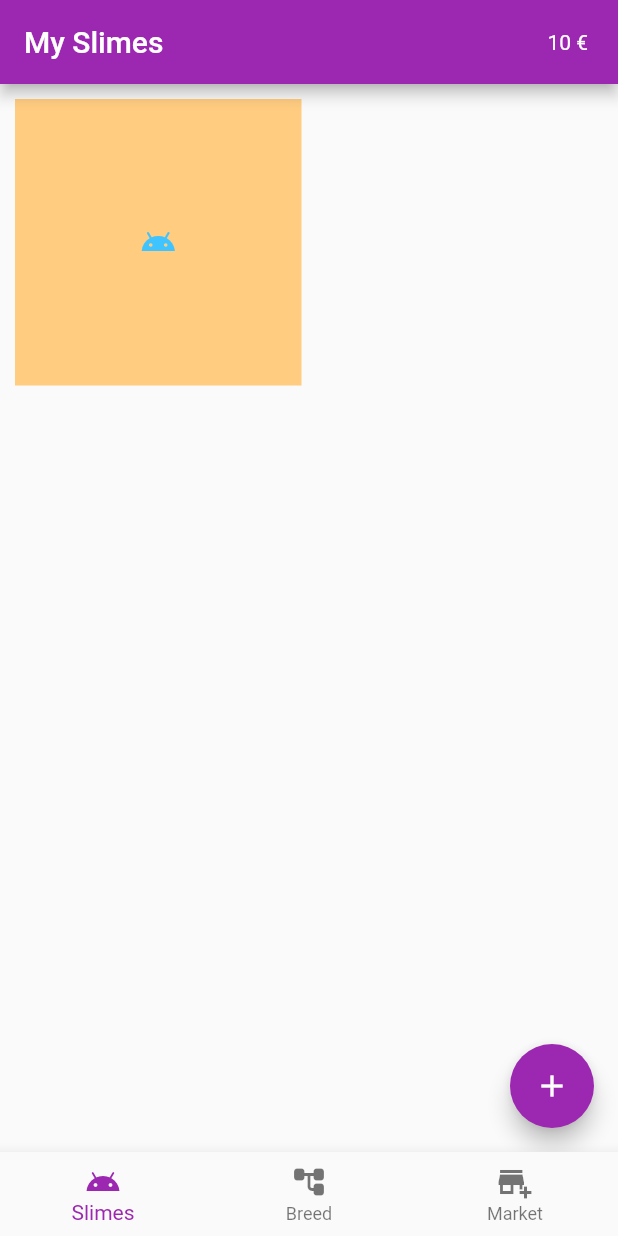
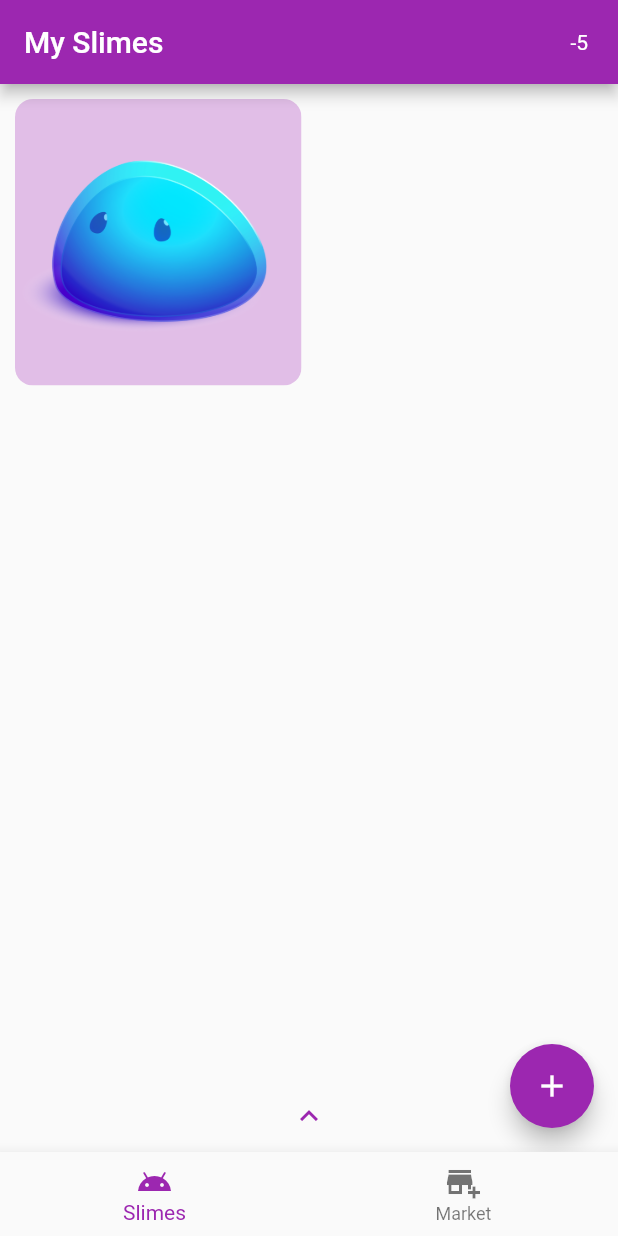
Before and after one commit to SalomeBrack/SlimeFarm, a Flutter app: the screen it shows after launch, after a tap on the "add" icon, on a phone screen of 412 x 824 dp. Run offline on Flutter 3.47's test engine with Material 2 defaults, Android fonts, the phone set to English and light mode, and no system bars; our stand-ins replace sqflite; accounts and stored records are empty.

Commit message:
Breeding

```diff
--- a/lib/Page/market_page.dart
+++ b/lib/Page/market_page.dart
@@ -50,9 +50,11 @@ class _MarkedPageState extends State<MarkedPage> {
               value: _sinceLastRefreshed.inMilliseconds / _waitingTime.inMilliseconds,
             ),
         tooltip: 'Refresh',
-        onPressed: () {
+        onPressed: () async {
           if (_sinceLastRefreshed >= _waitingTime) {
             refreshMarket();
+
+
           }
         },
       ),
--- a/lib/Page/navigation_page.dart
+++ b/lib/Page/navigation_page.dart
@@ -1,7 +1,8 @@
 import 'package:flutter/material.dart';
+import 'package:slime_farm/Shared/money.dart';
 import 'package:slime_farm/Page/slimes_page.dart';
-import 'package:slime_farm/Page/breeding_page.dart';
 import 'package:slime_farm/Page/market_page.dart';
+import 'package:slime_farm/Shared/navigation.dart';
 
 class NavigationPage extends StatefulWidget {
   @override
@@ -9,21 +10,21 @@ class NavigationPage extends StatefulWidget {
 }
 
 class _NavigationPageState extends State<NavigationPage> {
-  int _selectedIndex = 0;
+  NavigationNotifier navigation = NavigationNotifier();
+
   List<Widget> _widgetOptions = <Widget>[
     SlimesPage(),
-    BreedingPage(),
     MarkedPage(),
   ];
+
   List<String> _appbarOptions = <String>[
     'My Slimes',
-    'Breeding',
     'Market',
   ];
 
   void _onItemTap(int index) {
     setState(() {
-      _selectedIndex = index;
+      navigation.changePage(index);
     });
   }
 
@@ -32,18 +33,25 @@ class _NavigationPageState extends State<NavigationPage> {
     return Scaffold(
       appBar: AppBar(
         title: Text(
-          _appbarOptions.elementAt(_selectedIndex),
+          _appbarOptions.elementAt(NavigationNotifier.page.value),
         ),
         actions: <Widget>[
           Padding(
             padding: EdgeInsets.only(right: 20),
-            child: Center(child: Text('10 €'),),
+            child: Center(
+              child: ValueListenableBuilder(
+                valueListenable: MoneyNotifier.balance,
+                builder: (context, value, child) {
+                  return Text('${MoneyNotifier.balance.value}');
+                },
+              ),
+            ),
           ),
         ],
       ),
       body: IndexedStack(
         children: _widgetOptions,
-        index: _selectedIndex,
+        index: NavigationNotifier.page.value,
       ),
       bottomNavigationBar: BottomNavigationBar(
         items: const <BottomNavigationBarItem>[
@@ -52,15 +60,11 @@ class _NavigationPageState extends State<NavigationPage> {
             label: 'Slimes',
           ),
           BottomNavigationBarItem(
-            icon: Icon(Icons.account_tree_rounded),
-            label: 'Breed',
-          ),
-          BottomNavigationBarItem(
             icon: Icon(Icons.add_business),
             label: 'Market',
           ),
         ],
-        currentIndex: _selectedIndex,
+        currentIndex: NavigationNotifier.page.value,
         onTap: _onItemTap,
         type: BottomNavigationBarType.fixed,
       ),
--- a/lib/Page/slimes_page.dart
+++ b/lib/Page/slimes_page.dart
@@ -1,18 +1,26 @@
 import 'package:flutter/material.dart';
+import 'package:slime_farm/Shared/money.dart';
 import 'package:slime_farm/Database/slimes_database.dart';
 import 'package:slime_farm/Model/slime_model.dart';
-import 'package:slime_farm/Widget/slime_card.dart';
+import 'package:slime_farm/Shared/navigation.dart';
+import 'package:slime_farm/Widget/slime.dart';
 import 'dart:math';
 
 class SlimesPage extends StatefulWidget {
   @override
-  _SlimesPageState createState() => _SlimesPageState();
+  SlimesPageState createState() => SlimesPageState();
 }
 
-class _SlimesPageState extends State<SlimesPage> {
+class SlimesPageState extends State<SlimesPage> {
+  MoneyNotifier moneyNotifier = MoneyNotifier();
+  NavigationNotifier navigation = NavigationNotifier();
   late List<Slime> slimes;
   bool isLoading = false;
   double _gridSpacing = 10;
+  bool _dragMode = false;
+
+  Slime? slimeA;
+  Slime? slimeB;
 
   @override
   void initState() {
@@ -28,31 +36,170 @@ class _SlimesPageState extends State<SlimesPage> {
 
   @override
   Widget build(BuildContext context) {
-    return Scaffold(
+    return Column(
+      children: [
+        Container(color: Colors.purple, width: double.infinity),
+
+        /// Slimes Fenster
+        Expanded(
+          child: Scaffold(
             body: isLoading
                 ? Center(child: CircularProgressIndicator())
                 : slimes.isEmpty
-          ? Center(child: Text('No Slimes'))
-          : GridView.extent(
-              maxCrossAxisExtent: 200,
+                ? Center(child: Text('Buy Slimes'))
+                : Stack(children: [
+
+                  /// Liste mit Slimes und Pfeil
+                  GridView.extent(
+                    maxCrossAxisExtent: 220,
                     mainAxisSpacing: _gridSpacing,
                     crossAxisSpacing: _gridSpacing,
                     padding: EdgeInsets.all(_gridSpacing),
+                    children: List.generate(slimes.length, (index) => _dragMode
 
-              children: List.generate(slimes.length, (index) => Stack(
-                children: [SlimeCard(slime: slimes[index])],
-              )),
+                      /// Dragbare Items
+                      ? Draggable<Slime>(
+                        child: slimeCard(slimes[index]),
+                        childWhenDragging: cardWidget(),
+                        feedback: Container(
+                          width: 150,
+                          child: slimeWidget(slimes[index]),
+                        ),
+                        data: slimes[index],
+                      )
+
+                      /// Klickbare Items
+                      : GestureDetector(
+                        child: slimeCard(slimes[index]),
+                        onTap: () {
+                          Navigator.of(context).pushNamed('/slime', arguments: slimes[index].id);
+                        },
+                      ),
+                    ),
                   ),
 
+                  /// Pfeil zum Drag-Menü öffnen
+                  Align(
+                    alignment: Alignment.bottomCenter,
+                    child: TextButton(
+                      onPressed: () { setState(() { _dragMode = !_dragMode; }); },
+                      child: Icon(_dragMode ? Icons.keyboard_arrow_down : Icons.keyboard_arrow_up),
+                    ),
+                  ),
+                ]),
+
+            /// Add Slime Button
             floatingActionButton: FloatingActionButton(
               child: Icon(Icons.add),
-        tooltip: 'Buy',
-        onPressed: () { addSlime(); },
+              tooltip: 'Buy Random',
+              onPressed: () {
+                buyRandomSlime();
+              },
             ),
+          ),
+        ),
+
+        /// Breeding Fenster
+        AnimatedContainer(
+          duration: Duration(milliseconds: 600),
+          width: double.infinity,
+          height: _dragMode ? 200 : 0,
+          color: Colors.purple.shade300,
+          curve: Curves.linearToEaseOut,
+          child: Column(
+            children: [
+              Spacer(),
+
+              Row(
+                children: [
+                  Spacer(),
+
+                  /// Slime A
+                  DragTarget<Slime>(
+                    builder: (
+                        BuildContext context,
+                        List<dynamic> accepted,
+                        List<dynamic> rejected,
+                        ) {
+                      return Container(
+                        height: 100,
+                        width: 100,
+                        child:  slimeA == null ? cardWidget() : slimeCard(slimeA!),
+                      );
+                    },
+                    onAccept: (Slime data) {
+                      setState(() {
+                        slimeA = data;
+                      });
+                    },
+                  ),
+
+                  /// Breeting Button
+                  Padding(
+                    padding: EdgeInsets.only(left: 10, right: 10),
+                    child: ElevatedButton(
+                      child: Icon(Icons.favorite),
+                      onPressed: () {
+                        if (slimeA != null && slimeB != null) {
+                          breedSlime(slimeA!.colorGeneA, slimeB!.colorGeneA);
+                        }
+                      },
+                    ),
+                  ),
+
+                  /// Slime B
+                  DragTarget<Slime>(
+                    builder: (
+                        BuildContext context,
+                        List<dynamic> accepted,
+                        List<dynamic> rejected,
+                        ) {
+                      return Container(
+                        height: 100,
+                        width: 100,
+                        child: slimeB == null ? cardWidget() : slimeCard(slimeB!),
+                      );
+                    },
+                    onAccept: (Slime data) {
+                      setState(() {
+                        slimeB = data;
+                      });
+                    },
+                  ),
+
+                  Spacer(),
+                ],
+              ),
+
+              Spacer(),
+            ],
+          ),
+        ),
+      ],
     );
   }
 
-  void addSlime() async {
+  void breedSlime(int colorIndexA, int colorIndexB) async {
+    Random random = Random();
+    int colorGene;
+    if (random.nextInt(2) == 0) {
+      colorGene = colorIndexA;
+    } else {
+      colorGene = colorIndexB;
+    }
+
+    final slime = Slime(
+        timestamp: DateTime.now(),
+        colorGeneA: colorGene,
+        colorGeneB: 0
+    );
+
+    await SlimesDatabase.instance.create(slime);
+
+    refreshSlimes();
+  }
+
+  void buyRandomSlime() async {
     Random random = Random();
 
     final slime = Slime(
@@ -63,6 +210,8 @@ class _SlimesPageState extends State<SlimesPage> {
 
     await SlimesDatabase.instance.create(slime);
 
+    moneyNotifier.subtractMoney(5);
+
     refreshSlimes();
   }
 
--- /dev/null
+++ b/lib/Shared/money.dart
@@ -0,0 +1,17 @@
+import 'package:flutter/material.dart';
+
+class MoneyNotifier {
+  static ValueNotifier<int> balance = ValueNotifier(0);
+
+  void addMoney(int x) {
+    balance.value += x;
+  }
+
+  void subtractMoney(int x) {
+    balance.value -= x;
+  }
+
+  void setMoney(int x) {
+    balance.value = x;
+  }
+}
--- /dev/null
+++ b/lib/Shared/navigation.dart
@@ -0,0 +1,9 @@
+import 'package:flutter/material.dart';
+
+class NavigationNotifier {
+  static ValueNotifier<int> page = ValueNotifier(0);
+
+  void changePage(int x) {
+    page.value = x;
+  }
+}
--- /dev/null
+++ b/lib/Widget/slime.dart
@@ -0,0 +1,41 @@
+import 'package:flutter/material.dart';
+import 'package:slime_farm/Model/slime_model.dart';
+
+Container slimeCard(Slime slime) {
+  return Container(
+    alignment: Alignment.center,
+    child: ClipRRect(
+      borderRadius: BorderRadius.circular(12),
+      child: Container(
+        color: Colors.purple.shade100,
+        child: Center(
+          child: slimeWidget(slime),
+        ),
+      ),
+    ),
+  );
+}
+
+Container cardWidget() {
+  return Container(
+    alignment: Alignment.center,
+    child: ClipRRect(
+      borderRadius: BorderRadius.circular(12),
+      child: Container(
+        color: Colors.purple.shade100,
+      ),
+    ),
+  );
+}
+
+Image slimeWidget(Slime slime) {
+  return Image(
+    image: AssetImage(
+        slime.colorGeneA == 2
+            ? 'assets/slime_pink.png'
+            : slime.colorGeneA == 1
+            ? 'assets/slime_blue.png'
+            : 'assets/slime_green.png'
+    ),
+  );
+}
--- a/lib/Widget/slime_card.dart
+++ b/lib/Widget/slime_card.dart
@@ -13,7 +13,6 @@ class SlimeCard extends StatelessWidget {
   Widget build(BuildContext context) {
     return Container(
         alignment: Alignment.center,
-        color: Colors.orange.shade200,
 
         child: Icon(
           Icons.android,
```
Also changed, not shown: lib/Page/slime_detail_page.dart (added, +99 -0 lines), lib/Shared/colors.dart (added, +14 -0 lines), pubspec.yaml (+6 -4 lines), assets/slime_blue.png (added), assets/slime_green.png (added), assets/slime_pink.png (added), pubspec.lock. Lines whose indentation alone changed are shown as unchanged.
